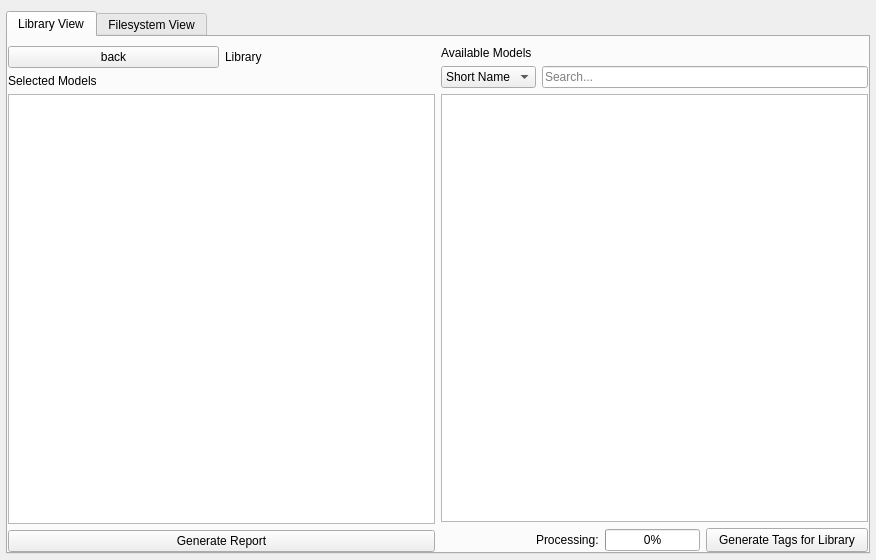
Old version of the form src/librarywindow.ui in the repository JaesunPk/cadventory.
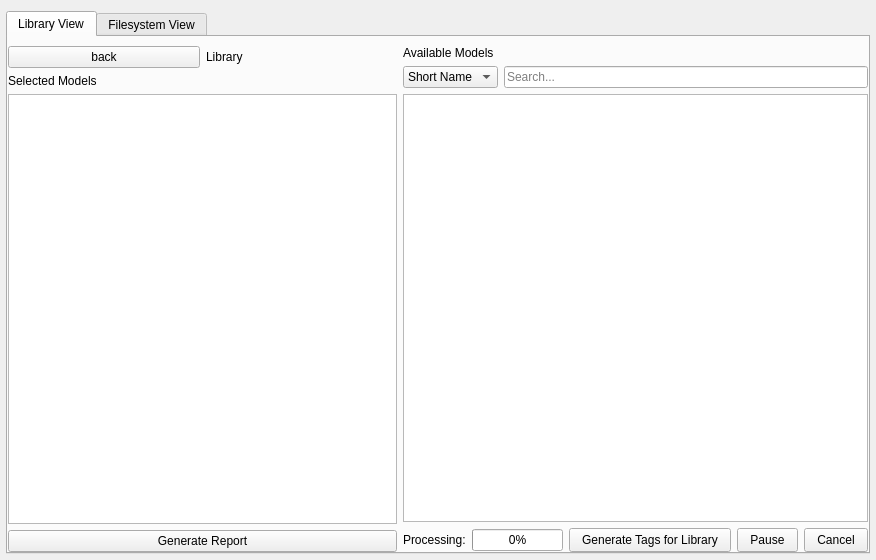
New version of the form.

Commit message: added cancel and pause tag generation button

The edit to the form file:
```diff
--- a/src/librarywindow.ui
+++ b/src/librarywindow.ui
@@ -239,6 +239,30 @@
                 </property>
               </widget>
             </item>
+            <item>
+              <widget class="QPushButton" name="pauseButton">
+                <property name="text">
+                  <string>Pause</string>
+                </property>
+                <property name="styleSheet">
+                  <string notr="true">
+                    padding: 4px 12px;
+                  </string>
+                </property>
+              </widget>
+            </item>
+            <item>
+              <widget class="QPushButton" name="cancelButton">
+                <property name="text">
+                  <string>Cancel</string>
+                </property>
+                <property name="styleSheet">
+                  <string notr="true">
+                    padding: 4px 12px;
+                  </string>
+                </property>
+              </widget>
+            </item>
           </layout>
          </item>
         </layout>
```
The commit also changes 2 other files.
